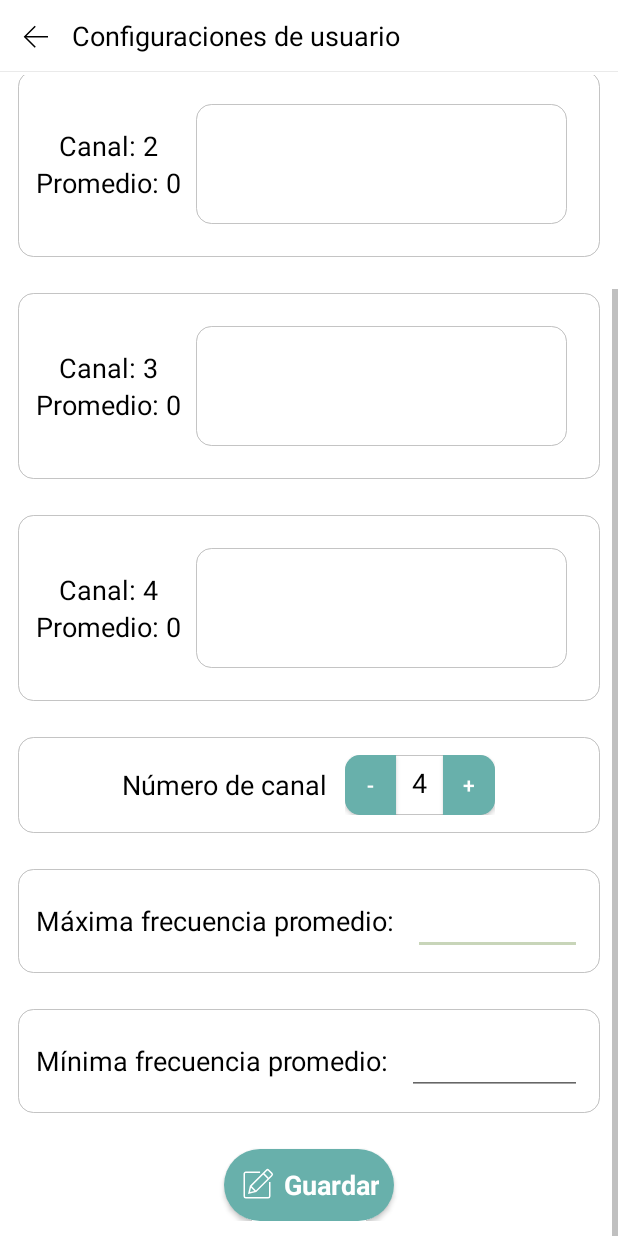
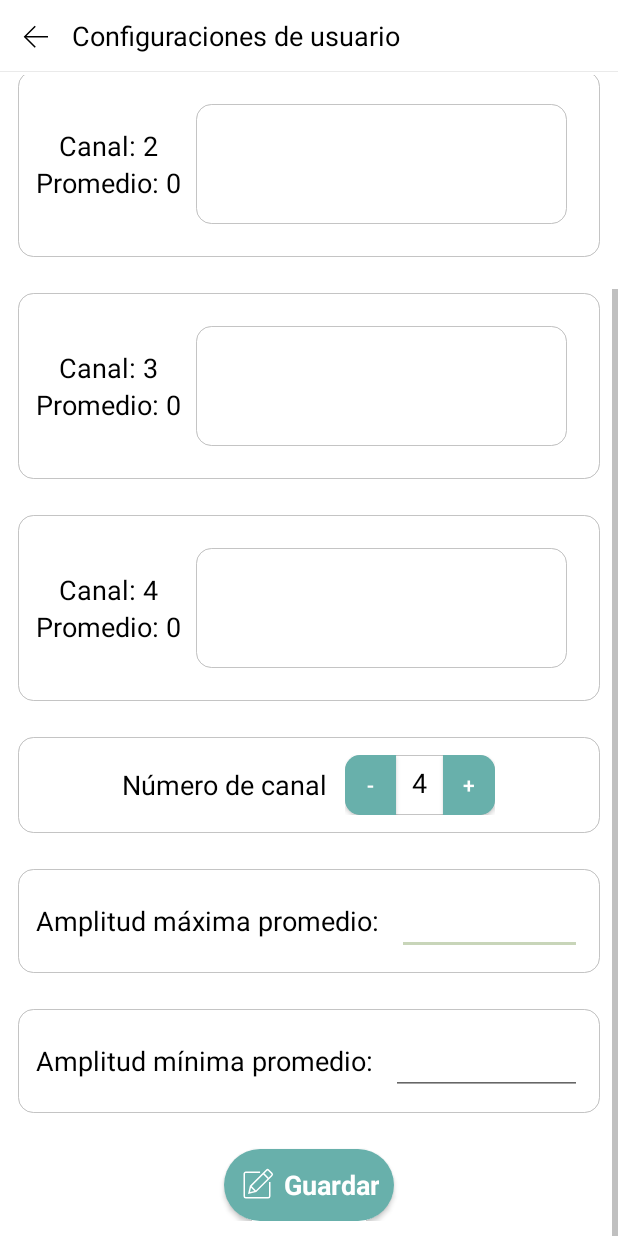
Before and after one commit to Kelvin9811/Muse-Accessibility, an Android app: the ChosseChannel screen opened directly, with no data from a screen before it, scrolled down 174 dp, on a phone screen of 412 x 824 dp. Run offline under Robolectric (Android 15) with nearby library versions, the phone set to English and light mode, and no system bars; libraries missing offline, so code that uses them is left out: biz.source_code.dsp, com.androidplot, com.androidplot.ui, com.androidplot.xy; Roboto replaces fonts that are not available here; 116 statements that could not run were skipped.

Commit message:
Update channel_configurations.xml

```diff
--- a/app/src/main/res/layout/channel_configurations.xml
+++ b/app/src/main/res/layout/channel_configurations.xml
@@ -484,7 +484,7 @@
                     android:layout_marginRight="12dp"
                     android:autoSizeMaxTextSize="18dp"
                     android:fontFamily="@font/roboto_thin"
-                    android:text="Máxima frecuencia promedio:"
+                    android:text="Amplitud máxima promedio:"
                     android:textColor="@color/primary_black"
                     android:textSize="18sp" />
 
@@ -515,7 +515,7 @@
                     android:layout_marginRight="12dp"
                     android:autoSizeMaxTextSize="18dp"
                     android:fontFamily="@font/roboto_thin"
-                    android:text="Mínima frecuencia promedio:"
+                    android:text="Amplitud mínima promedio:"
                     android:textColor="@color/primary_black"
                     android:textSize="18sp" />
 
```
